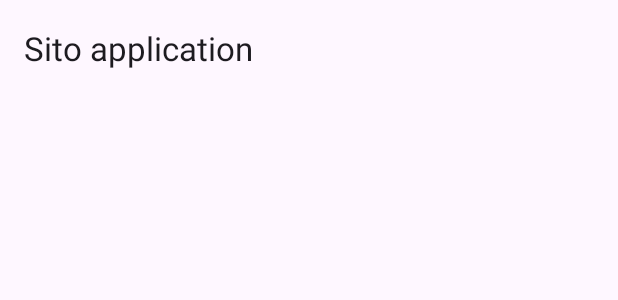
After one commit to Nhung-cau-be/sitoapplication, an Android app: the layout home.xml on its own in the app's theme, with its tools: preview values and no code run, on a phone screen of 412 x 824 dp. The commit adds this screen. Shown: the top 300 px of the screen. Run offline under Robolectric (Android 15) with nearby library versions, the phone set to English and light mode, and no system bars.

Commit message:
create home

```diff
--- a/app/src/main/java/com/example/sitoapplication/controller/CreateCampaignActivity.java
+++ b/app/src/main/java/com/example/sitoapplication/controller/CreateCampaignActivity.java
@@ -63,8 +63,9 @@ public class CreateCampaignActivity extends AppCompatActivity {
         });
 
         txtDeadline.setOnFocusChangeListener((v, hasFocus) -> {
-            Log.e("12321321312", "123123213123");
-            datePicker.show(getSupportFragmentManager(), "MATERIAL_DATE_PICKER");
+            if(hasFocus) {
+                datePicker.show(getSupportFragmentManager(), "MATERIAL_DATE_PICKER");
+            }
         });
         datePicker.addOnPositiveButtonClickListener(selection -> txtDeadline.setText(new SimpleDateFormat("dd/MM/yyyy").format(selection)));
 
--- /dev/null
+++ b/app/src/main/java/com/example/sitoapplication/controller/HomeActivity.java
@@ -0,0 +1,6 @@
+package com.example.sitoapplication.controller;
+
+import androidx.appcompat.app.AppCompatActivity;
+
+public class HomeActivity extends AppCompatActivity {
+}
--- /dev/null
+++ b/app/src/main/res/layout/home.xml
@@ -0,0 +1,19 @@
+<?xml version="1.0" encoding="utf-8"?>
+<LinearLayout xmlns:android="http://schemas.android.com/apk/res/android"
+    xmlns:app="http://schemas.android.com/apk/res-auto"
+    android:layout_width="match_parent"
+    android:layout_height="match_parent">
+
+    <com.google.android.material.appbar.AppBarLayout
+        android:layout_width="match_parent"
+        android:layout_height="wrap_content">
+
+        <com.google.android.material.appbar.MaterialToolbar
+            android:id="@+id/listCampaignTopAppBar"
+            android:layout_width="match_parent"
+            android:layout_height="wrap_content"
+            android:minHeight="?attr/actionBarSize"
+            app:title="Sito application" />
+    </com.google.android.material.appbar.AppBarLayout>
+
+</LinearLayout>
--- a/app/src/main/res/values/strings.xml
+++ b/app/src/main/res/values/strings.xml
@@ -1,3 +1,5 @@
 <resources>
     <string name="app_name">Sito Application</string>
+    <string name="search">Tìm kiếm</string>
+    <string name="content_description_search_campaign">Tìm kiếm chiến dịch</string>
 </resources>
```
Also changed, not shown: app/src/main/res/drawable/ic_account_circle.xml (added, +10 -0 lines), app/src/main/res/drawable/ic_search.xml (added, +10 -0 lines), app/src/main/res/menu/home_top_app_bar.xml (added, +16 -0 lines).
